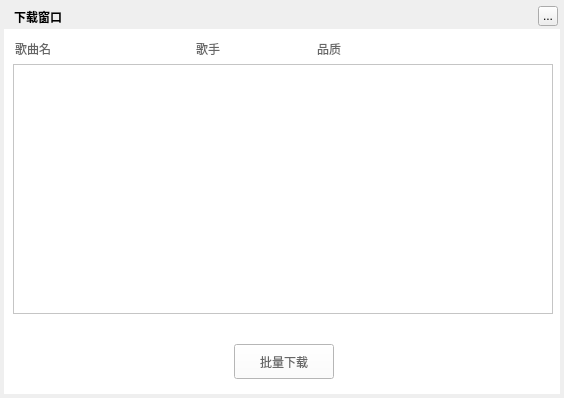
Above: TTKModule/TTKWidget/musicUiKits/musicWidgetKits/musicdownloadbatchwidget.ui from Greedysky/TTKMusicPlayer before the change. Below: the same form after it.
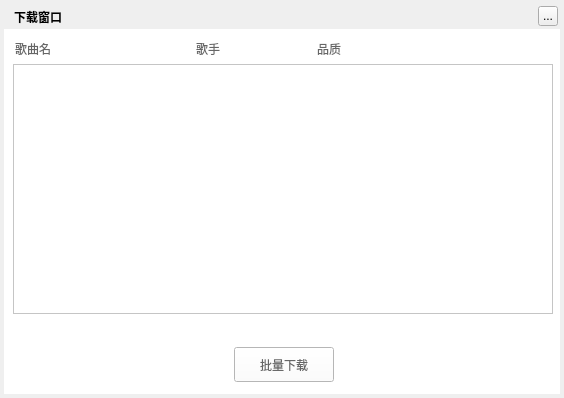
That is the form after the change. Custom widgets are drawn as their Qt base class.

Commit message: Add batch download widget[648566]

```diff
--- a/TTKModule/TTKWidget/musicUiKits/musicWidgetKits/musicdownloadbatchwidget.ui
+++ b/TTKModule/TTKWidget/musicUiKits/musicWidgetKits/musicdownloadbatchwidget.ui
@@ -78,7 +78,7 @@
     <property name="geometry">
      <rect>
       <x>230</x>
-      <y>315</y>
+      <y>318</y>
       <width>100</width>
       <height>35</height>
      </rect>
@@ -143,8 +143,8 @@
     <property name="geometry">
      <rect>
       <x>11</x>
-      <y>290</y>
-      <width>180</width>
+      <y>295</y>
+      <width>300</width>
       <height>20</height>
      </rect>
     </property>
```
The commit also changes 4 other files.
